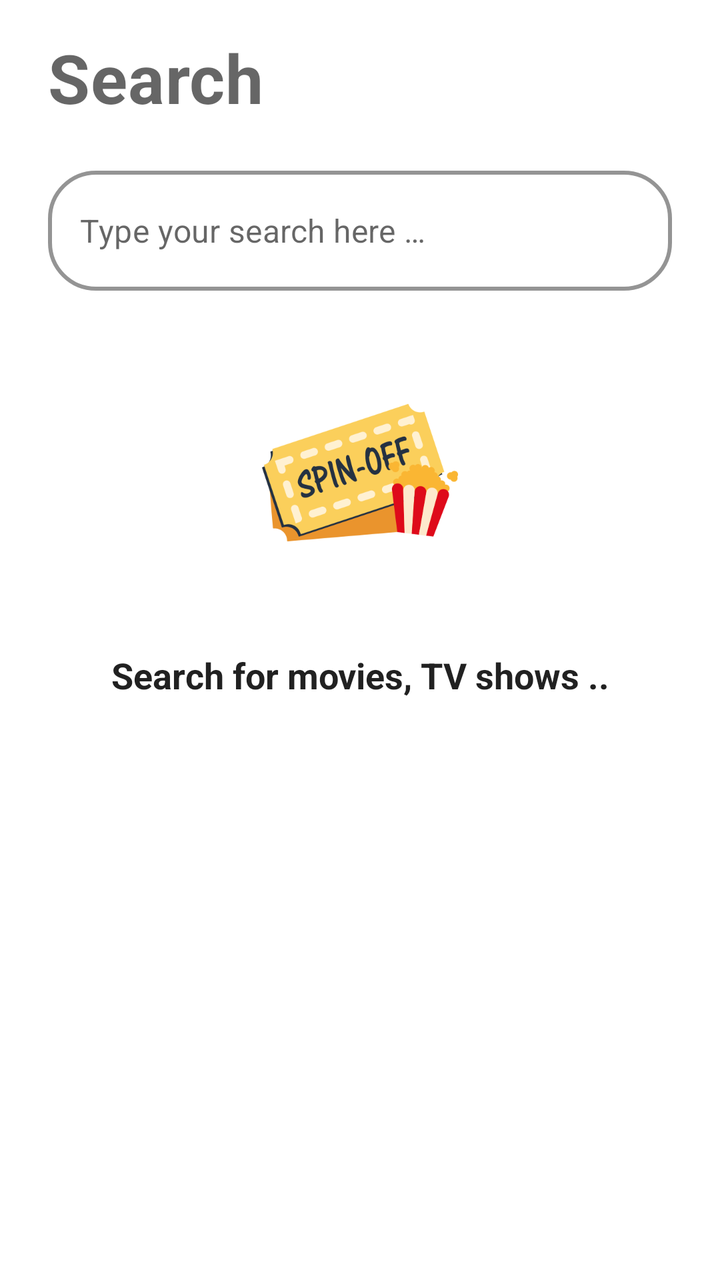
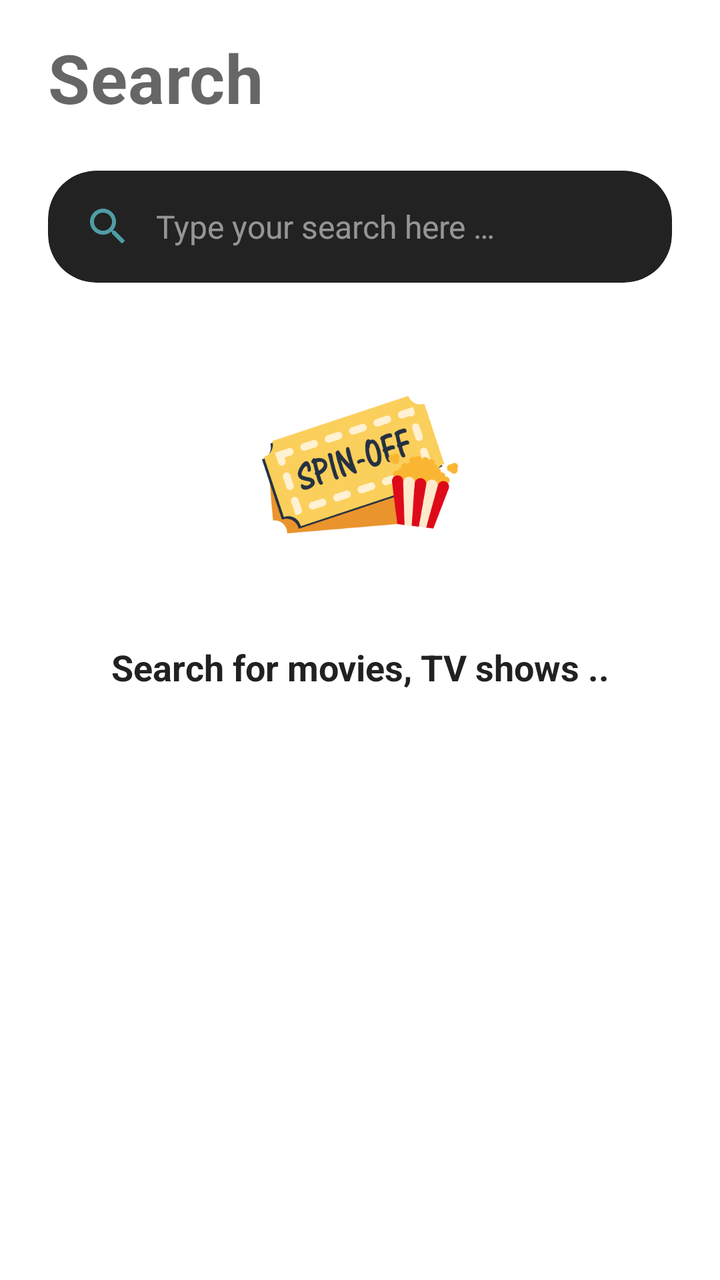

Before-and-after screenshots of an Android layout around one commit, followed by the original layout XML and the change that was made.
<!-- AndroidManifest.xml: application theme AppTheme -->
<!-- res/layout/fragment_search_container.xml -->
<?xml version="1.0" encoding="utf-8"?>
<androidx.constraintlayout.widget.ConstraintLayout xmlns:android="http://schemas.android.com/apk/res/android"
    xmlns:app="http://schemas.android.com/apk/res-auto"
    android:layout_width="match_parent"
    android:layout_height="match_parent"
    android:background="?android:attr/windowBackground">

    <TextView
        android:id="@+id/text_welcome"
        android:layout_width="match_parent"
        android:layout_height="wrap_content"
        android:text="@string/search_title"
        android:textAppearance="@style/TextAppearance.MaterialComponents.Headline4"
        android:textStyle="bold"
        android:paddingHorizontal="@dimen/activity_horizontal_margin"
        android:paddingTop="@dimen/activity_vertical_margin"
        app:layout_constraintTop_toTopOf="parent" />

    <com.google.android.material.textfield.TextInputLayout
        android:id="@+id/search_bar_container"
        style="@style/Widget.MaterialComponents.TextInputLayout.OutlinedBox.Dense"
        android:layout_width="match_parent"
        android:layout_height="wrap_content"
        android:layout_marginHorizontal="@dimen/activity_horizontal_margin"
        android:layout_marginVertical="24dp"
        app:boxCornerRadiusBottomEnd="24dp"
        app:boxCornerRadiusBottomStart="24dp"
        app:hintTextColor="?android:attr/textColorPrimary"
        app:hintEnabled="false"
        app:cursorColor="?android:attr/textColorPrimary"
        app:boxCornerRadiusTopEnd="24dp"
        app:boxCornerRadiusTopStart="24dp"
        app:boxStrokeWidth="2dp"
        app:boxStrokeColor="@color/color_primary_semi_opaq"
        app:boxBackgroundColor="?android:attr/windowBackground"
        app:endIconMode="clear_text"
        app:endIconTint="?android:attr/textColorPrimary"
        app:endIconTintMode="src_atop"
        app:layout_constraintTop_toBottomOf="@id/text_welcome">

        <com.google.android.material.textfield.TextInputEditText
            android:id="@+id/query"
            android:layout_width="match_parent"
            android:layout_height="60dp"
            android:hint="@string/txt_search"
            android:inputType="text"
            android:lines="1"
            android:maxLines="1"
            android:paddingVertical="16dp"
            android:textColor="?android:attr/textColorPrimary" />

    </com.google.android.material.textfield.TextInputLayout>

    <RelativeLayout
        android:id="@+id/no_media_display"
        android:layout_width="match_parent"
        android:layout_height="0dp"
        android:layout_marginHorizontal="@dimen/activity_horizontal_margin"
        android:layout_marginVertical="@dimen/activity_vertical_margin"
        app:layout_constraintBottom_toBottomOf="parent"
        app:layout_constraintTop_toBottomOf="@id/search_bar_container">

        <ImageView
            android:id="@+id/imgNoMedia"
            android:layout_width="wrap_content"
            android:layout_height="150dp"
            android:layout_centerHorizontal="true"
            android:layout_marginBottom="14dp"
            android:contentDescription="@string/search"
            android:src="@drawable/logo_no_back" />

        <TextView
            android:id="@+id/nothing_text"
            android:layout_width="match_parent"
            android:layout_height="wrap_content"
            android:layout_below="@+id/imgNoMedia"
            android:layout_marginBottom="14dp"
            android:gravity="center"
            android:text="@string/search_for"
            android:textColor="?android:attr/textColorPrimary"
            android:textSize="18sp"
            android:textStyle="bold" />

    </RelativeLayout>

    <RelativeLayout
        android:id="@+id/progress_bar"
        android:layout_width="match_parent"
        android:layout_height="wrap_content"
        android:visibility="gone"
        android:layout_marginHorizontal="@dimen/activity_horizontal_margin"
        android:layout_marginVertical="@dimen/activity_vertical_margin"
        app:layout_constraintTop_toBottomOf="@id/search_bar_container">

        <ProgressBar
            android:layout_width="wrap_content"
            android:layout_height="wrap_content"
            android:layout_centerInParent="true" />
    </RelativeLayout>

    <androidx.core.widget.NestedScrollView
        android:id="@+id/results_container"
        android:layout_width="match_parent"
        android:layout_height="0dp"
        android:visibility="gone"
        android:layout_marginHorizontal="@dimen/activity_horizontal_margin"
        android:layout_marginVertical="@dimen/activity_vertical_margin"
        android:fillViewport="true"
        app:layout_constraintBottom_toBottomOf="parent"
        app:layout_constraintTop_toBottomOf="@id/search_bar_container">

        <FrameLayout
            android:id="@+id/fragment_container"
            android:layout_width="match_parent"
            android:layout_height="wrap_content" />

    </androidx.core.widget.NestedScrollView>

</androidx.constraintlayout.widget.ConstraintLayout>
<!-- resources referenced by this layout -->
<resources>
  <color name="color_primary_semi_opaq">#4F9DA6E6</color>
  <dimen name="activity_horizontal_margin">24dp</dimen>
  <dimen name="activity_vertical_margin">16dp</dimen>
  <!-- drawable logo_no_back: png bitmap (drawable, 34851 bytes) -->
  <string name="search">Search</string>
  <string name="search_for">Search for movies, TV shows ..</string>
  <string name="search_title">Search</string>
  <string name="txt_search">Type your search here …</string>
  <style name="AppTheme" parent="Theme.MaterialComponents.DayNight.NoActionBar">
          
          <item name="colorPrimary">@color/colorPrimary</item>
          <item name="colorSecondary">@color/colorSecondary</item>
          <item name="colorAccent">@color/colorAccent</item>
  
          <item name="android:statusBarColor">@android:color/transparent</item>
          <item name="android:navigationBarColor">@android:color/transparent</item>
          <item name="android:windowLightStatusBar">?attr/isLightTheme</item>
  
          
          <item name="fastScrollBarThumbColor">@color/colorAccent</item>
          <item name="fastScrollBarTrackColor">?android:attr/windowBackground</item>
      </style>
  <color name="colorPrimary">#4F9DA6</color>
  <color name="colorSecondary">#121212</color>
  <color name="colorAccent">#FF007A</color>
</resources>

<!-- the commit's change to res/layout/fragment_search_container.xml (unified diff, before → after) -->
@@ -16,40 +16,63 @@
         android:paddingTop="@dimen/activity_vertical_margin"
         app:layout_constraintTop_toTopOf="parent" />
 
-    <com.google.android.material.textfield.TextInputLayout
+    <com.google.android.material.card.MaterialCardView
         android:id="@+id/search_bar_container"
-        style="@style/Widget.MaterialComponents.TextInputLayout.OutlinedBox.Dense"
+        style="@style/BentoCard"
         android:layout_width="match_parent"
         android:layout_height="wrap_content"
         android:layout_marginHorizontal="@dimen/activity_horizontal_margin"
         android:layout_marginVertical="24dp"
-        app:boxCornerRadiusBottomEnd="24dp"
-        app:boxCornerRadiusBottomStart="24dp"
-        app:hintTextColor="?android:attr/textColorPrimary"
-        app:hintEnabled="false"
-        app:cursorColor="?android:attr/textColorPrimary"
-        app:boxCornerRadiusTopEnd="24dp"
-        app:boxCornerRadiusTopStart="24dp"
-        app:boxStrokeWidth="2dp"
-        app:boxStrokeColor="@color/color_primary_semi_opaq"
-        app:boxBackgroundColor="?android:attr/windowBackground"
-        app:endIconMode="clear_text"
-        app:endIconTint="?android:attr/textColorPrimary"
-        app:endIconTintMode="src_atop"
         app:layout_constraintTop_toBottomOf="@id/text_welcome">
 
-        <com.google.android.material.textfield.TextInputEditText
-            android:id="@+id/query"
+        <LinearLayout
             android:layout_width="match_parent"
-            android:layout_height="60dp"
-            android:hint="@string/txt_search"
-            android:inputType="text"
-            android:lines="1"
-            android:maxLines="1"
-            android:paddingVertical="16dp"
-            android:textColor="?android:attr/textColorPrimary" />
+            android:layout_height="wrap_content"
+            android:gravity="center_vertical"
+            android:minHeight="@dimen/search_bar_min_height"
+            android:orientation="horizontal"
+            android:paddingStart="@dimen/search_bar_horizontal_padding"
+            android:paddingEnd="@dimen/search_bar_end_padding">
 
-    </com.google.android.material.textfield.TextInputLayout>
+            <ImageView
+                android:id="@+id/search_icon"
+                android:layout_width="@dimen/search_bar_icon_size"
+                android:layout_height="@dimen/search_bar_icon_size"
+                android:importantForAccessibility="no"
+                android:src="@drawable/ic_search"
+                app:tint="@color/colorPrimary" />
+
+            <androidx.appcompat.widget.AppCompatEditText
+                android:id="@+id/query"
+                android:layout_width="0dp"
+                android:layout_height="wrap_content"
+                android:layout_marginStart="@dimen/search_bar_icon_margin"
+                android:layout_weight="1"
+                android:background="@null"
+                android:hint="@string/txt_search"
+                android:imeOptions="actionSearch"
+                android:inputType="text"
+                android:maxLines="1"
+                android:paddingVertical="@dimen/search_bar_vertical_padding"
+                android:textColor="?android:attr/textColorPrimary"
+                android:textColorHint="@color/color_text_secondary"
+                android:textSize="16sp"
+                android:theme="@style/ThemeOverlay.SpinOff.SearchField" />
+
+            <ImageButton
+                android:id="@+id/clear_query"
+                android:layout_width="@dimen/search_bar_clear_touch_size"
+                android:layout_height="@dimen/search_bar_clear_touch_size"
+                android:background="@drawable/bg_search_clear"
+                android:contentDescription="@string/clear_search"
+                android:padding="@dimen/search_bar_clear_icon_padding"
+                android:scaleType="fitCenter"
+                android:src="@drawable/ic_close"
+                android:visibility="invisible" />
+
+        </LinearLayout>
+
+    </com.google.android.material.card.MaterialCardView>
 
     <RelativeLayout
         android:id="@+id/no_media_display"
@@ -83,21 +106,6 @@
 
     </RelativeLayout>
 
-    <RelativeLayout
-        android:id="@+id/progress_bar"
-        android:layout_width="match_parent"
-        android:layout_height="wrap_content"
-        android:visibility="gone"
-        android:layout_marginHorizontal="@dimen/activity_horizontal_margin"
-        android:layout_marginVertical="@dimen/activity_vertical_margin"
-        app:layout_constraintTop_toBottomOf="@id/search_bar_container">
-
-        <ProgressBar
-            android:layout_width="wrap_content"
-            android:layout_height="wrap_content"
-            android:layout_centerInParent="true" />
-    </RelativeLayout>
-
     <androidx.core.widget.NestedScrollView
         android:id="@+id/results_container"
         android:layout_width="match_parent"
@@ -116,4 +124,21 @@
 
     </androidx.core.widget.NestedScrollView>
 
+    <RelativeLayout
+        android:id="@+id/progress_bar"
+        android:layout_width="match_parent"
+        android:layout_height="0dp"
+        android:visibility="gone"
+        android:layout_marginHorizontal="@dimen/activity_horizontal_margin"
+        android:layout_marginVertical="@dimen/activity_vertical_margin"
+        app:layout_constraintBottom_toBottomOf="parent"
+        app:layout_constraintTop_toBottomOf="@id/search_bar_container">
+
+        <ProgressBar
+            android:layout_width="wrap_content"
+            android:layout_height="wrap_content"
+            android:indeterminateTint="@color/colorPrimary"
+            android:layout_centerInParent="true" />
+    </RelativeLayout>
+
 </androidx.constraintlayout.widget.ConstraintLayout>
<!-- resource entries referenced after the edit -->
@@ -1,13 +1,58 @@
 <!-- resources referenced by this layout -->
 <resources>
-  <color name="color_primary_semi_opaq">#4F9DA6E6</color>
   <dimen name="activity_horizontal_margin">24dp</dimen>
   <dimen name="activity_vertical_margin">16dp</dimen>
+  <dimen name="search_bar_clear_icon_padding">15dp</dimen>
+  <dimen name="search_bar_clear_touch_size">48dp</dimen>
+  <dimen name="search_bar_end_padding">6dp</dimen>
+  <dimen name="search_bar_horizontal_padding">18dp</dimen>
+  <dimen name="search_bar_icon_margin">12dp</dimen>
+  <dimen name="search_bar_icon_size">24dp</dimen>
+  <dimen name="search_bar_min_height">56dp</dimen>
+  <dimen name="search_bar_vertical_padding">14dp</dimen>
+  <!-- drawable bg_search_clear (drawable) -->
+  <?xml version="1.0" encoding="utf-8"?>
+  <ripple xmlns:android="http://schemas.android.com/apk/res/android"
+      android:color="@color/color_primary_ripple">
+  
+      <item
+          android:bottom="@dimen/search_bar_clear_inset"
+          android:left="@dimen/search_bar_clear_inset"
+          android:right="@dimen/search_bar_clear_inset"
+          android:top="@dimen/search_bar_clear_inset">
+  
+          <shape android:shape="oval">
+              <solid android:color="@color/search_clear_background" />
+          </shape>
+      </item>
+  </ripple>
+  <!-- drawable ic_close (drawable) -->
+  <vector xmlns:android="http://schemas.android.com/apk/res/android"
+      android:width="24dp"
+      android:height="24dp"
+      android:viewportWidth="24"
+      android:viewportHeight="24">
+      <path
+          android:fillColor="@color/white"
+          android:pathData="M19,6.41L17.59,5 12,10.59 6.41,5 5,6.41 10.59,12 5,17.59 6.41,19 12,13.41 17.59,19 19,17.59 13.41,12z" />
+  </vector>
+  <!-- drawable ic_search: png bitmap (drawable, 2649 bytes) -->
   <!-- drawable logo_no_back: png bitmap (drawable, 34851 bytes) -->
+  <string name="clear_search">Clear the search field</string>
   <string name="search">Search</string>
   <string name="search_for">Search for movies, TV shows ..</string>
   <string name="search_title">Search</string>
   <string name="txt_search">Type your search here …</string>
+  <style name="BentoCard" parent="Widget.MaterialComponents.CardView">
+          <item name="cardBackgroundColor">@color/card_background_color</item>
+          <item name="cardCornerRadius">24dp</item>
+          <item name="cardElevation">0dp</item>
+          <item name="strokeWidth">0dp</item>
+      </style>
+  <style name="ThemeOverlay.SpinOff.SearchField" parent="">
+          <item name="colorAccent">@color/colorPrimary</item>
+          <item name="colorControlActivated">@color/colorPrimary</item>
+      </style>
   <style name="AppTheme" parent="Theme.MaterialComponents.DayNight.NoActionBar">
           
           <item name="colorPrimary">@color/colorPrimary</item>
@@ -22,7 +67,13 @@
           <item name="fastScrollBarThumbColor">@color/colorAccent</item>
           <item name="fastScrollBarTrackColor">?android:attr/windowBackground</item>
       </style>
+  <color name="color_primary_ripple">#334F9DA6</color>
+  <dimen name="search_bar_clear_inset">8dp</dimen>
+  <color name="search_clear_background">#3A3A3A</color>
+  <color name="white">#FFF</color>
+  <color name="card_background_color">#222222</color>
   <color name="colorPrimary">#4F9DA6</color>
+  <color name="color_text_secondary">#99E5E2E1</color>
   <color name="colorSecondary">#121212</color>
   <color name="colorAccent">#FF007A</color>
 </resources>
